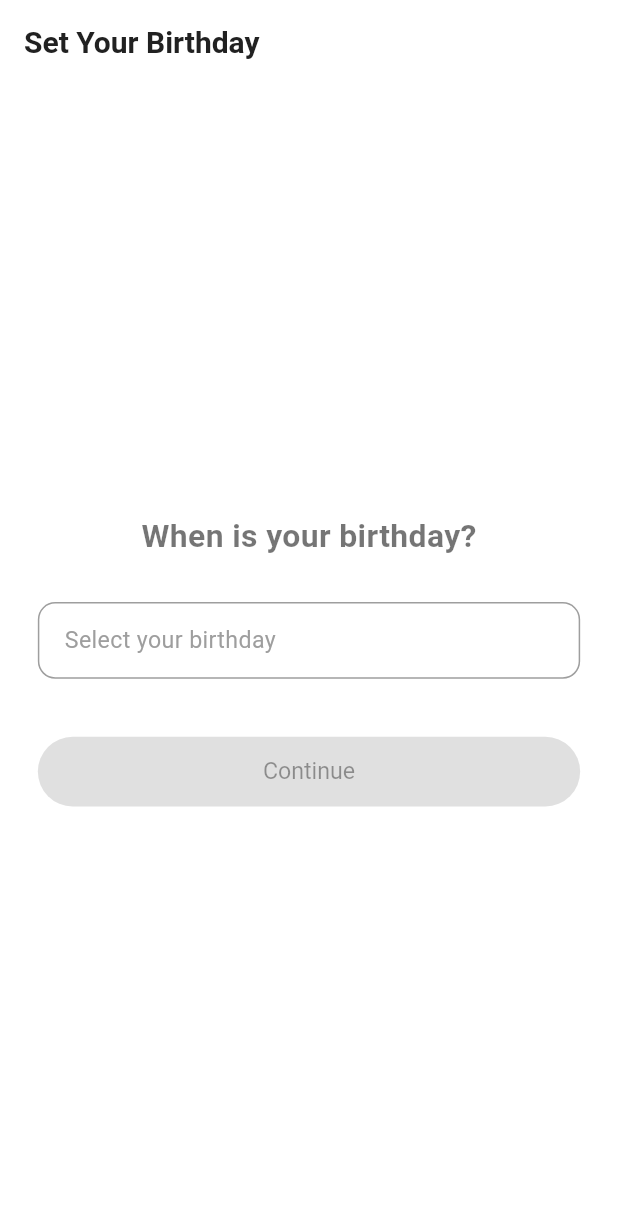
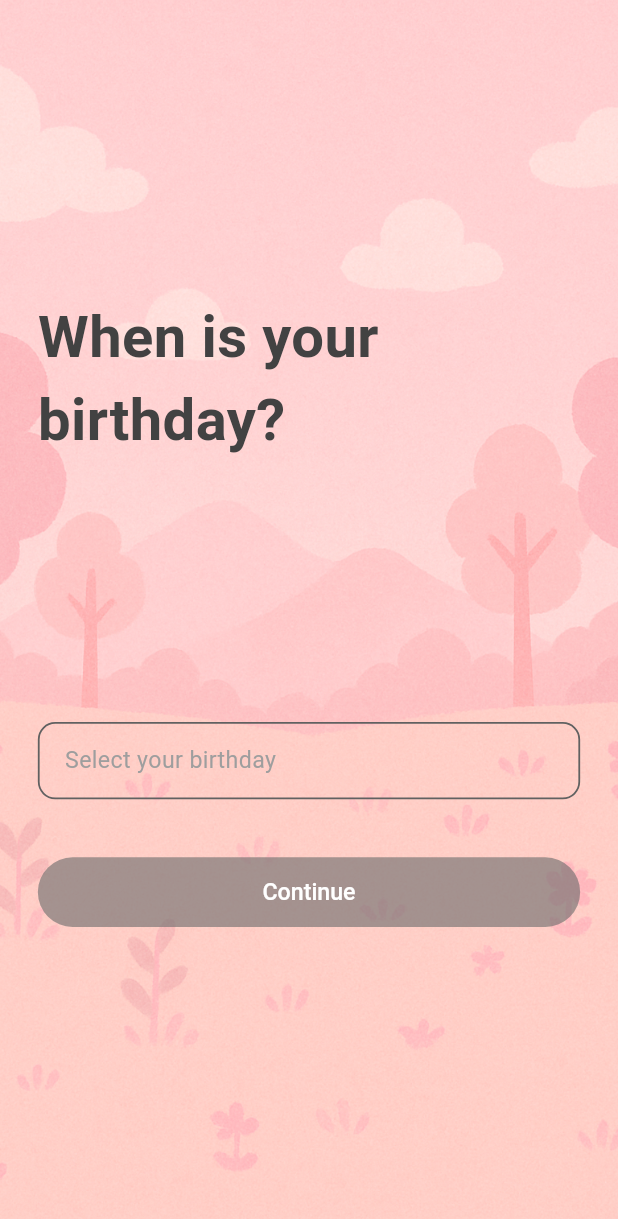
Before and after one commit to GDGoC-SCHU/minibuddy-flutter, a Flutter app: the BirthdayInputScreen screen opened by its route, on a phone screen of 412 x 824 dp. Shown: the top 1219 px of the screen. Run offline on Flutter 3.47's test engine with Material 3 defaults, Android fonts, the phone set to English and light mode, and no system bars; our stand-ins replace dio, flutter_bloc, flutter_screenutil, go_router, speech_to_text; Roboto replaces fonts that are missing (Pretendard).

Commit message:
feat 생일 입력 화면 ui 수정

```diff
--- a/lib/screens/onboarding/birthday_input_screen.dart
+++ b/lib/screens/onboarding/birthday_input_screen.dart
@@ -47,52 +47,74 @@ class _BirthdayInputScreenState extends State<BirthdayInputScreen> {
     if (_selectedDate == null) return;
 
     final formatted = DateFormat('yyyy-MM-dd').format(_selectedDate!);
-    OnboardingState().birthdate = formatted; // 생일을 문자열로 저장
+    OnboardingState().birthdate = formatted;
 
     if (widget.isFromEdit) {
-      Navigator.pop(context, _selectedDate); // 마이페이지로 복귀
+      Navigator.pop(context, _selectedDate);
     } else {
-      context.push('/onboarding/keyword'); // 다음 온보딩 화면으로 이동
+      context.push('/onboarding/keyword');
     }
   }
 
   @override
   Widget build(BuildContext context) {
+    final bool isEditing = widget.isFromEdit;
     final String dateText = _selectedDate != null
         ? DateFormat('yyyy.MM.dd').format(_selectedDate!)
         : 'Select your birthday';
 
-    return Scaffold(
+    return Stack(
+      children: [
+        // ✅ 전체 배경 이미지
+        Positioned.fill(
+          child: Image.asset(
+            'assets/images/background.png',
+            fit: BoxFit.cover,
+          ),
+        ),
+
+        // ✅ 투명 Scaffold 위에 내용 구성
+        Scaffold(
+          backgroundColor: Colors.transparent,
           appBar: AppBar(
-        title: const Text('Set Your Birthday'),
+            backgroundColor: Colors.transparent,
+            elevation: 0,
             automaticallyImplyLeading: true,
           ),
-      body: Padding(
+          body: SingleChildScrollView(
             padding: EdgeInsets.all(24.w),
             child: Column(
-          mainAxisAlignment: MainAxisAlignment.center,
+              crossAxisAlignment: CrossAxisAlignment.stretch,
               children: [
+                SizedBox(height: 120.h),
                 Text(
-              'When is your birthday?',
+                  'When is your\nbirthday?',
                   style: TextStyle(
-                fontSize: 22.sp,
+                    fontSize: 40.sp,
                     fontWeight: FontWeight.bold,
+                    color: Colors.grey[800],
+                    fontFamily: 'Pretendard',
                   ),
                 ),
-            SizedBox(height: 30.h),
+                SizedBox(height: 180.h),
                 GestureDetector(
                   onTap: _pickDate,
                   child: Container(
                     width: double.infinity,
-                padding: EdgeInsets.symmetric(vertical: 14.h, horizontal: 16.w),
+                    padding:
+                        EdgeInsets.symmetric(vertical: 14.h, horizontal: 16.w),
                     decoration: BoxDecoration(
-                  border: Border.all(color: Colors.grey),
+                      border: Border.all(
+                        color: Colors.grey[700]!,
+                        width: 1.2,
+                      ),
                       borderRadius: BorderRadius.circular(12.r),
                     ),
                     child: Text(
                       dateText,
                       style: TextStyle(
                         fontSize: 16.sp,
+                        fontFamily: 'Pretendard',
                         color: _selectedDate != null
                             ? Colors.black
                             : Colors.grey.shade500,
@@ -106,18 +128,33 @@ class _BirthdayInputScreenState extends State<BirthdayInputScreen> {
                   height: 48.h,
                   child: ElevatedButton(
                     onPressed: _selectedDate == null ? null : _onSubmit,
-                style: ElevatedButton.styleFrom(
-                  backgroundColor:
-                      _selectedDate == null ? Colors.grey[300] : Colors.black,
-                  foregroundColor: Colors.white,
-                  textStyle: TextStyle(fontSize: 16.sp),
+                    style: ButtonStyle(
+                      backgroundColor: MaterialStateProperty.resolveWith<Color>(
+                        (Set<MaterialState> states) {
+                          if (states.contains(MaterialState.disabled)) {
+                            return const Color.fromARGB(
+                                159, 109, 109, 109); // 비활성화 색상
+                          }
+                          return const Color.fromARGB(
+                              255, 55, 55, 55); // 활성화 색상
+                        },
                       ),
-                child: Text(widget.isFromEdit ? 'Save' : 'Continue'),
+                      foregroundColor: MaterialStateProperty.all(
+                          const Color.fromARGB(255, 255, 255, 255)),
+                      textStyle: MaterialStateProperty.all(TextStyle(
+                        fontSize: 16.sp,
+                        fontWeight: FontWeight.w500,
+                        fontFamily: 'Pretendard',
+                      )),
+                    ),
+                    child: Text(isEditing ? 'Save' : 'Continue'),
                   ),
                 ),
               ],
             ),
           ),
+        ),
+      ],
     );
   }
 }
```
Lines whose indentation alone changed are shown as unchanged.
